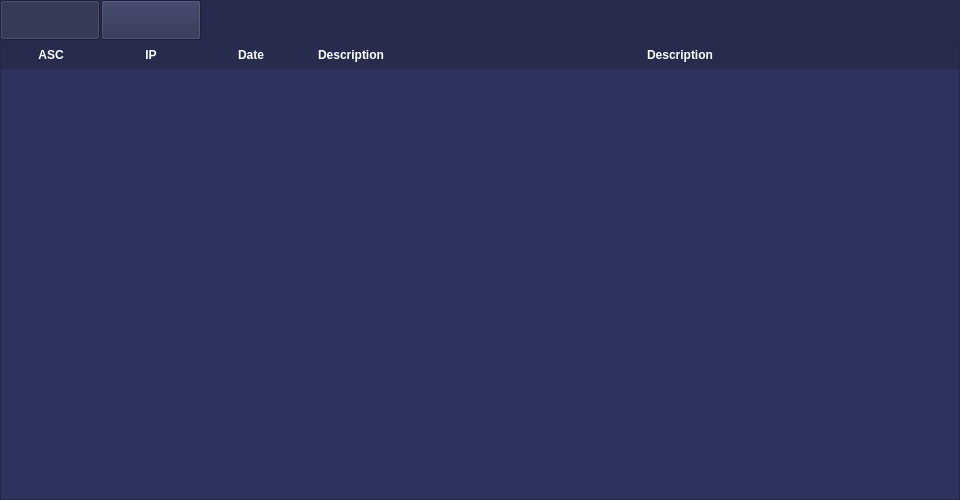
This is components/page3/page3.ui in TF-LAVENDER/Lavender as Qt 5 draws it before an edit. The edited form follows.
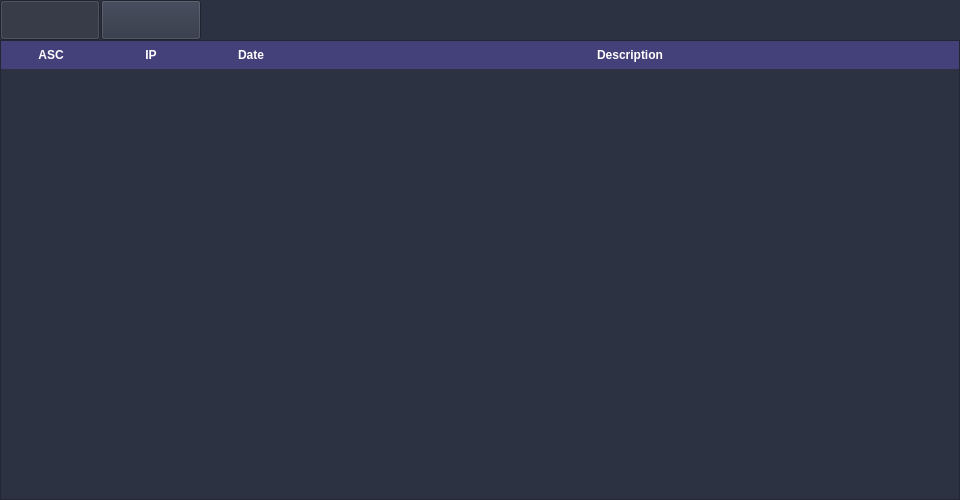
This is the edited form. Icons and pictures are not drawn.

Commit message: fix : page3-ui-design

```diff
--- a/components/page3/page3.ui
+++ b/components/page3/page3.ui
@@ -47,7 +47,8 @@
       </size>
      </property>
      <property name="styleSheet">
-      <string notr="true">background-color: #272b4d;
+      <string notr="true">margin: 0;
+padding: 0;
 color: white;</string>
      </property>
      <widget class="QPushButton" name="blockedButton">
@@ -106,7 +107,8 @@
        </size>
       </property>
       <property name="styleSheet">
-       <string notr="true">border-image: url(&quot;components/page3/images/allowed_off.png&quot;)</string>
+       <string notr="true">border-image: url(&quot;components/page3/images/allowed_off.png&quot;);
+margin: 0;</string>
       </property>
       <property name="text">
        <string/>
@@ -125,15 +127,16 @@
      <property name="styleSheet">
       <string notr="true">QTableWidget {
     gridline-color: rgb(50, 55, 100);
-    background-color: rgb(45, 50, 95);
     alternate-background-color: rgb(68, 64, 122);
+	padding: 0;
+	margin: 0;
 }
 QTableWidget::item {
     padding: 5px;
-    border-bottom: 1px solid rgb(50, 55, 100);
+    border-bottom: 1px solid rgb(68, 64, 122);
 }
 QHeaderView::section {
-    background-color: rgb(39, 43, 77);
+    background-color: rgb(68, 64, 122);
     color: white;
     padding: 5px;
     border: none;
@@ -175,11 +178,6 @@
        <string>Description</string>
       </property>
      </column>
-     <column>
-      <property name="text">
-       <string>Description</string>
-      </property>
-     </column>
     </widget>
    </item>
   </layout>
```
Left out of the diff: 3 changed lines with no effect on the pictures. The commit also changes 6 other files.
